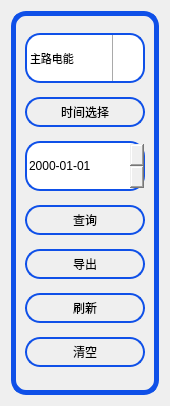
Qt form logs/logcom/logbtnbar.ui (ChinaClever/BusBar-Qt) before a commit.
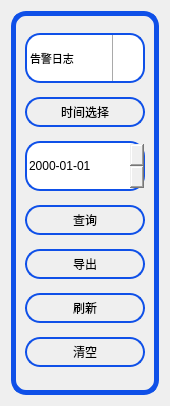
The same form after that commit. Icons and pictures are not drawn.

The edit to the form file:
```diff
--- a/logs/logcom/logbtnbar.ui
+++ b/logs/logcom/logbtnbar.ui
@@ -93,16 +93,6 @@
           <height>16</height>
          </size>
         </property>
-        <item>
-         <property name="text">
-          <string>主路电能</string>
-         </property>
-        </item>
-        <item>
-         <property name="text">
-          <string>支路电能</string>
-         </property>
-        </item>
         <item>
          <property name="text">
           <string>告警日志</string>
```
